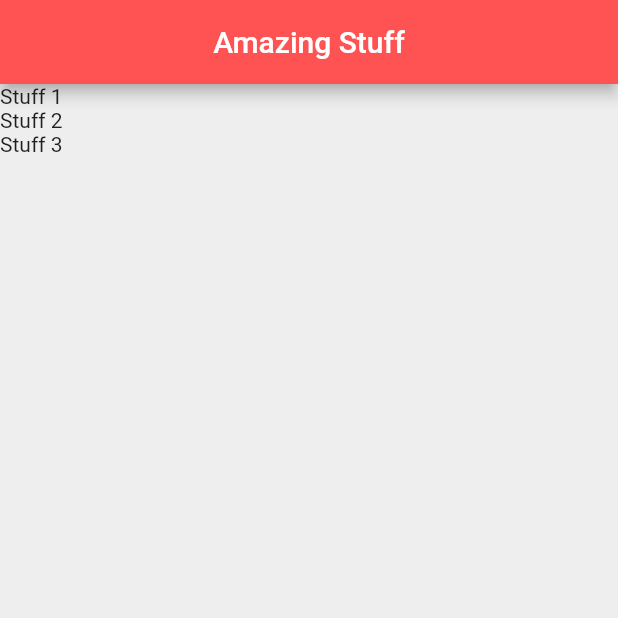
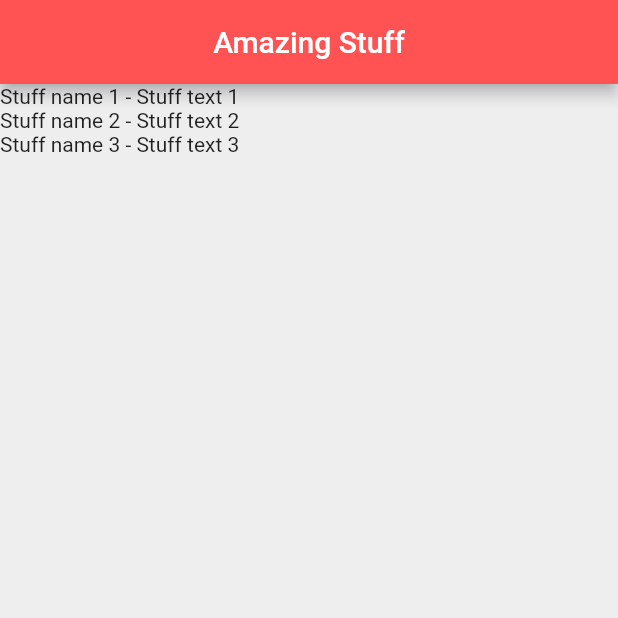
Before and after one commit to amalyuchik/list_app, a Flutter app: the screen it shows after launch, on a phone screen of 412 x 824 dp, the top half of it. Run offline on Flutter 3.47's test engine with Material 2 defaults, Android fonts, the phone set to English and light mode, and no system bars.

Commit message:
Added a class. Need to install on iPhone

```diff
--- /dev/null
+++ b/lib/Stuff.dart
@@ -0,0 +1,6 @@
+class Stuff {
+  String text;
+  String name;
+
+  Stuff({this.text, this.name});
+}
--- a/lib/main.dart
+++ b/lib/main.dart
@@ -1,4 +1,6 @@
 import 'package:flutter/material.dart';
+
+import 'Stuff.dart';
 
 void main() => runApp(
   MaterialApp(
@@ -19,6 +21,12 @@ class _StuffListState extends State<StuffList> {
     'Stuff 3'
   ];
 
+  List<Stuff> stuffList = [
+    Stuff(name: 'Stuff name 1', text: 'Stuff text 1'),
+    Stuff(name: 'Stuff name 2', text: 'Stuff text 2'),
+    Stuff(name: 'Stuff name 3', text: 'Stuff text 3')
+  ];
+
   @override
   Widget build(BuildContext context) {
     return Scaffold(
@@ -29,7 +37,8 @@ class _StuffListState extends State<StuffList> {
         backgroundColor: Colors.redAccent,
       ),
       body: Column(
-        children: stuff.map((item) => Text(item)).toList(),
+        children: stuffList.map((item) => Text('${item.name} - ${item.text}'))
+            .toList(),
       ),
     );
   }
```
Also changed, not shown: pubspec.lock.
